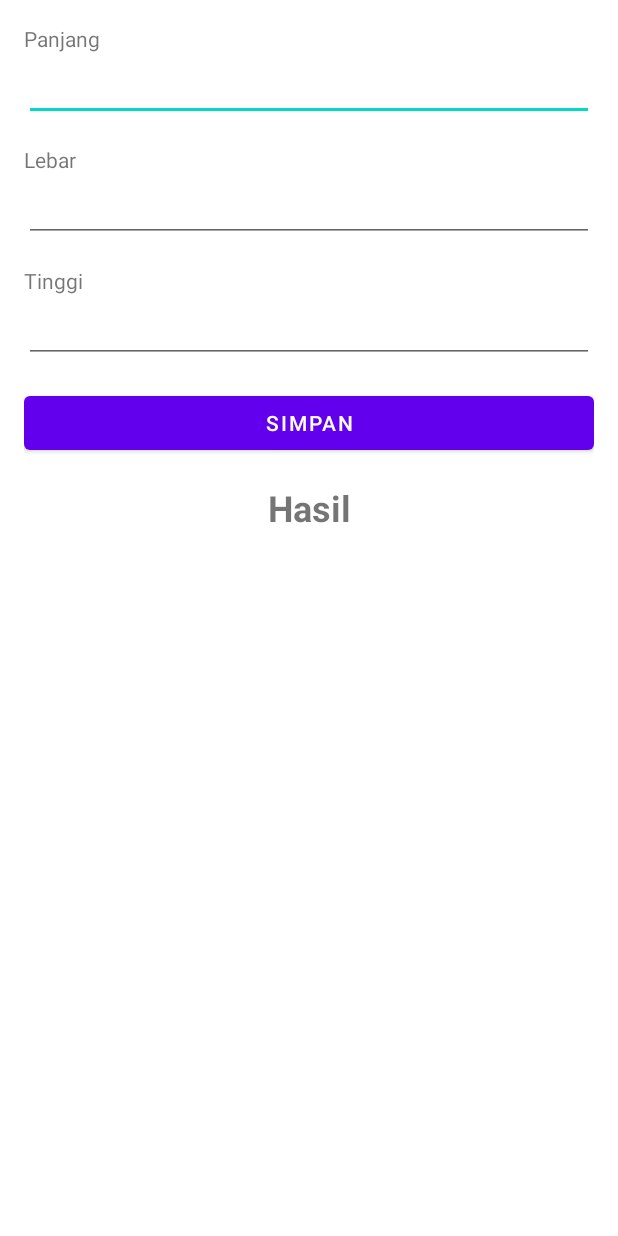
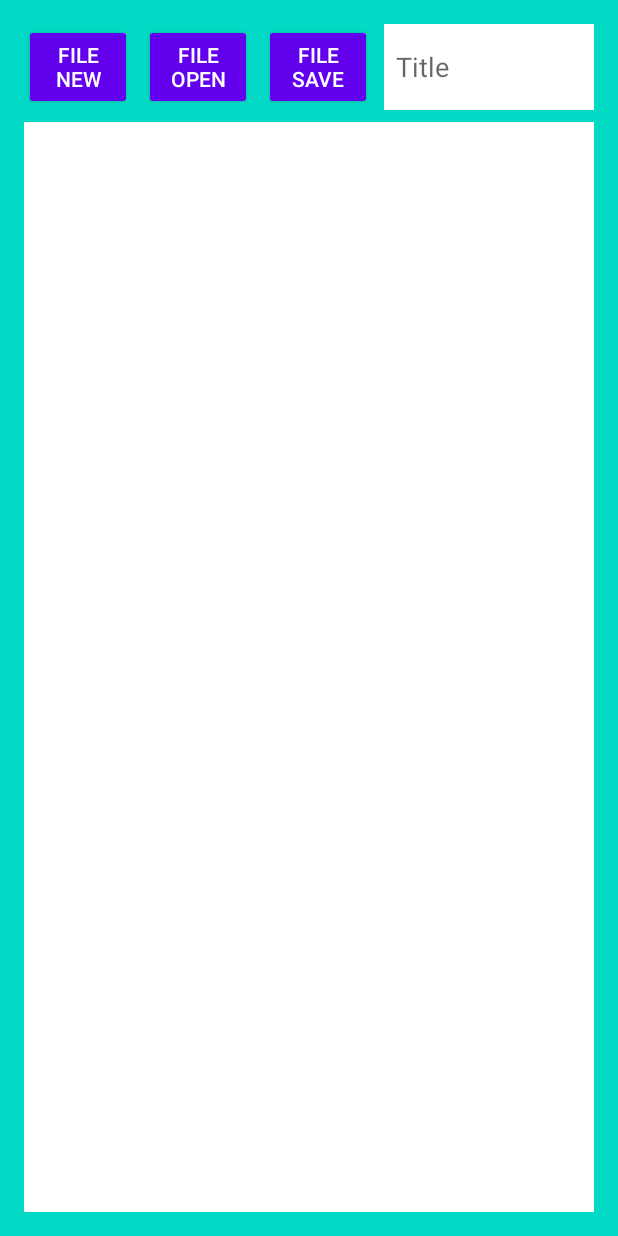
Before and after one commit to gusentanan/kotlin-android-fundamental, an Android app: the layout activity_main.xml on its own in the app's theme, with its tools: preview values and no code run, on a phone screen of 412 x 824 dp. Run offline under Robolectric (Android 15) with nearby library versions, the light colour scheme and no system bars.

Commit message:
add file storage implemetation

```diff
--- /dev/null
+++ b/app/src/main/java/com/example/learn_activity/FileModel.kt
@@ -0,0 +1,6 @@
+package com.example.learn_activity
+
+data class FileModel(
+    var filename: String? = null,
+    var data: String? = null
+)
--- a/app/src/main/res/layout/activity_main.xml
+++ b/app/src/main/res/layout/activity_main.xml
@@ -1,87 +1,66 @@
 <?xml version="1.0" encoding="utf-8"?>
-<LinearLayout xmlns:android="http://schemas.android.com/apk/res/android"
+<RelativeLayout xmlns:android="http://schemas.android.com/apk/res/android"
     xmlns:tools="http://schemas.android.com/tools"
+    android:id="@+id/activity_main"
     android:layout_width="match_parent"
     android:layout_height="match_parent"
-    android:orientation="vertical"
+    android:background="@color/teal_200"
     android:padding="16dp"
     tools:context=".MainActivity">
 
-    <TextView
+    <EditText
+        android:id="@+id/edit_file"
+        style="@style/Widget.AppCompat.EditText"
+        android:layout_width="match_parent"
+        android:layout_height="match_parent"
+        android:layout_alignParentBottom="true"
+        android:layout_alignParentEnd="true"
+        android:layout_alignParentStart="true"
+        android:layout_below="@+id/header_linear"
+        android:background="@android:color/white"
+        android:gravity="top|start"
+        android:inputType="textMultiLine|textNoSuggestions"
+        android:padding="@dimen/tiny_margin" />
+    <LinearLayout
+        android:id="@+id/header_linear"
         android:layout_width="match_parent"
         android:layout_height="wrap_content"
-        android:text="@string/length" />
-    <EditText
-        android:id="@+id/edt_length"
-        android:layout_width="match_parent"
-        android:layout_height="wrap_content"
-        android:layout_marginBottom="16dp"
-        android:inputType="numberDecimal"
-        android:lines="1" />
-    <TextView
-        android:layout_width="match_parent"
-        android:layout_height="wrap_content"
-        android:text="@string/width" />
-    <EditText
-        android:id="@+id/edt_width"
-        android:layout_width="match_parent"
-        android:layout_height="wrap_content"
-        android:layout_marginBottom="16dp"
-        android:inputType="numberDecimal"
-        android:lines="1" />
-    <TextView
-        android:layout_width="match_parent"
-        android:layout_height="wrap_content"
-        android:text="@string/height" />
-    <EditText
-        android:id="@+id/edt_height"
-        android:layout_width="match_parent"
-        android:layout_height="wrap_content"
-        android:layout_marginBottom="16dp"
-        android:inputType="numberDecimal"
-        android:lines="1" />
-    <Button
-        android:id="@+id/btn_save"
-        android:layout_width="match_parent"
-        android:layout_height="wrap_content"
-        android:text="@string/save" />
-    <LinearLayout
-        android:layout_width="match_parent"
-        android:layout_height="wrap_content"
-        android:layout_marginBottom="16dp"
+        android:gravity="center_horizontal|start"
         android:orientation="horizontal">
         <Button
-            android:id="@+id/btn_calculate_volume"
-            android:layout_width="match_parent"
-            android:layout_height="wrap_content"
+            android:id="@+id/button_new"
+            style="@style/Widget.AppCompat.Button.Colored"
+            android:layout_width="72dp"
+            android:layout_height="match_parent"
+            android:layout_marginBottom="@dimen/tiny_margin"
+            android:text="@string/file_new" />
+        <Button
+            android:id="@+id/button_open"
+            style="@style/Widget.AppCompat.Button.Colored"
+            android:layout_width="72dp"
+            android:layout_height="match_parent"
+            android:layout_marginBottom="@dimen/tiny_margin"
+            android:layout_marginStart="@dimen/tiny_margin"
+            android:text="@string/file_open" />
+        <Button
+            android:id="@+id/button_save"
+            style="@style/Widget.AppCompat.Button.Colored"
+            android:layout_width="72dp"
+            android:layout_height="match_parent"
+            android:layout_marginBottom="@dimen/tiny_margin"
+            android:layout_marginStart="@dimen/tiny_margin"
+            android:text="@string/file_save" />
+        <EditText
+            android:id="@+id/edit_title"
+            android:layout_width="0dp"
+            android:layout_height="match_parent"
+            android:layout_marginBottom="@dimen/tiny_margin"
+            android:layout_marginStart="@dimen/tiny_margin"
             android:layout_weight="1"
-            android:text="@string/calculate_volume"
-            android:visibility="gone" />
-        <Button
-            android:id="@+id/btn_calculate_circumference"
-            android:layout_width="match_parent"
-            android:layout_height="wrap_content"
-            android:layout_weight="1"
-            android:layout_marginStart="8dp"
-            android:layout_marginEnd="8dp"
-            android:text="@string/calculate_circumference"
-            android:visibility="gone" />
-        <Button
-            android:id="@+id/btn_calculate_surface_area"
-            android:layout_width="match_parent"
-            android:layout_height="wrap_content"
-            android:layout_weight="1"
-            android:text="@string/calculate_surface_area"
-            android:visibility="gone" />
+            android:background="@android:color/white"
+            android:ems="10"
+            android:hint="@string/title"
+            android:inputType="textPersonName|textNoSuggestions"
+            android:padding="@dimen/tiny_margin" />
     </LinearLayout>
-    <TextView
-        android:id="@+id/tv_result"
-        android:layout_width="match_parent"
-        android:layout_height="wrap_content"
-        android:layout_marginBottom="16dp"
-        android:gravity="center"
-        android:text="@string/result"
-        android:textSize="24sp"
-        android:textStyle="bold" />
-
-</LinearLayout>
+</RelativeLayout>
--- a/app/src/main/res/values/dimens.xml
+++ b/app/src/main/res/values/dimens.xml
@@ -2,4 +2,5 @@
     <!-- Default screen margins, per the Android Design guidelines. -->
     <dimen name="activity_horizontal_margin">16dp</dimen>
     <dimen name="activity_vertical_margin">16dp</dimen>
+    <dimen name="tiny_margin">8dp</dimen>
 </resources>
--- a/app/src/main/res/values/strings.xml
+++ b/app/src/main/res/values/strings.xml
@@ -1,13 +1,8 @@
 <resources>
     <string name="app_name">learn-activity</string>
-    <string name="width">Lebar</string>
-    <string name="result">Hasil</string>
-    <string name="calculate_volume">Hitung Volume</string>
-    <string name="calculate_surface_area">Hitung Luas Area</string>
-    <string name="calculate_circumference">Hitung Keliling</string>
-    <string name="height">Tinggi</string>
-    <string name="length">Panjang</string>
-    <string name="save">Simpan</string>
-
+    <string name="file_new">File New</string>
+    <string name="file_open">File Open</string>
+    <string name="file_save">File Save</string>
+    <string name="title">Title</string>
 
 </resources>
```
Also changed, not shown: app/src/main/java/com/example/learn_activity/CuboidModel.kt (deleted, +0 -20 lines), app/src/main/java/com/example/learn_activity/FileHelper.kt (added, +22 -0 lines), app/src/main/java/com/example/learn_activity/MainActivity.kt (+46 -55 lines), app/src/main/java/com/example/learn_activity/MainViewModel.kt (deleted, +0 -12 lines), 3 other files.
